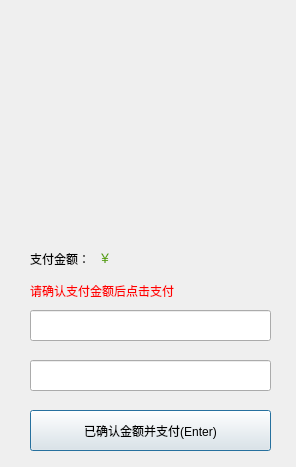
First picture: the form in bbqshop/bbqshop/PayDialog.ui, repository qinan2014/bbqshop, before the edit.
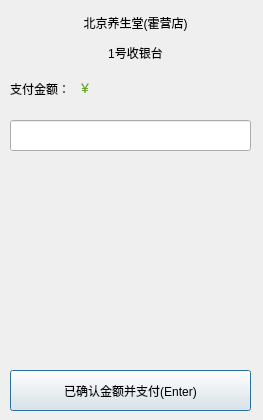
Second picture: the form after the edit.

Commit message: 支付界面的修改

Diff of the .ui file:
```diff
--- a/bbqshop/bbqshop/PayDialog.ui
+++ b/bbqshop/bbqshop/PayDialog.ui
@@ -6,31 +6,18 @@
    <rect>
     <x>0</x>
     <y>0</y>
-    <width>296</width>
-    <height>467</height>
+    <width>263</width>
+    <height>420</height>
    </rect>
   </property>
   <property name="windowTitle">
    <string>PayDialog</string>
   </property>
-  <widget class="QLabel" name="labIcon">
-   <property name="geometry">
-    <rect>
-     <x>90</x>
-     <y>0</y>
-     <width>161</width>
-     <height>171</height>
-    </rect>
-   </property>
-   <property name="text">
-    <string/>
-   </property>
-  </widget>
   <widget class="QWidget" name="moneyWid" native="true">
    <property name="geometry">
     <rect>
-     <x>30</x>
-     <y>230</y>
+     <x>10</x>
+     <y>60</y>
      <width>241</width>
      <height>51</height>
     </rect>
@@ -92,52 +79,39 @@
    <property name="geometry">
     <rect>
      <x>30</x>
-     <y>280</y>
-     <width>280</width>
-     <height>21</height>
+     <y>10</y>
+     <width>211</width>
+     <height>25</height>
     </rect>
    </property>
-   <property name="styleSheet">
-    <string notr="true">color: rgb(255, 0, 0);
-font: 12pt &quot;Arial&quot;;</string>
-   </property>
    <property name="text">
-    <string>请确认支付金额后点击支付</string>
+    <string>北京养生堂(霍营店)</string>
    </property>
    <property name="alignment">
-    <set>Qt::AlignLeading|Qt::AlignLeft|Qt::AlignVCenter</set>
+    <set>Qt::AlignCenter</set>
    </property>
   </widget>
-  <widget class="QWidget" name="payBtnWidget" native="true">
+  <widget class="QLabel" name="cashNoTxt">
    <property name="geometry">
     <rect>
      <x>30</x>
-     <y>310</y>
-     <width>241</width>
-     <height>141</height>
+     <y>40</y>
+     <width>211</width>
+     <height>25</height>
     </rect>
-   </property>
-   <widget class="QLineEdit" name="ledtPrice">
-    <property name="geometry">
-     <rect>
-      <x>0</x>
-      <y>0</y>
-      <width>241</width>
-      <height>31</height>
-     </rect>
-    </property>
-    <property name="styleSheet">
-     <string notr="true">font: 75 17pt &quot;Arial&quot;;</string>
     </property>
     <property name="text">
-     <string/>
+    <string>1号收银台</string>
+   </property>
+   <property name="alignment">
+    <set>Qt::AlignCenter</set>
     </property>
    </widget>
    <widget class="QLineEdit" name="ledtScancode">
     <property name="geometry">
      <rect>
-      <x>0</x>
-      <y>50</y>
+     <x>10</x>
+     <y>120</y>
       <width>241</width>
       <height>31</height>
      </rect>
@@ -155,8 +129,8 @@
    <widget class="QPushButton" name="pbtPay">
     <property name="geometry">
      <rect>
-      <x>0</x>
-      <y>100</y>
+     <x>10</x>
+     <y>370</y>
       <width>241</width>
       <height>41</height>
      </rect>
@@ -168,6 +142,15 @@
      <string>已确认金额并支付(Enter)</string>
     </property>
    </widget>
+  <widget class="QWidget" name="widgetNum" native="true">
+   <property name="geometry">
+    <rect>
+     <x>10</x>
+     <y>160</y>
+     <width>241</width>
+     <height>201</height>
+    </rect>
+   </property>
   </widget>
  </widget>
  <layoutdefault spacing="6" margin="11"/>
```
Left out of the diff: 2 changed lines with no effect on the pictures. Lines whose indentation alone changed are shown as unchanged. The commit also changes 2 other files.
